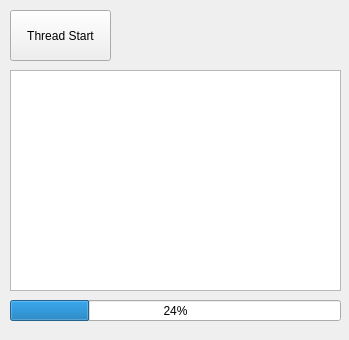
This is part1/Thread/threadApp.ui in drown-ed/IOT-miniproject as Qt 5 draws it before an edit. The edited form follows.
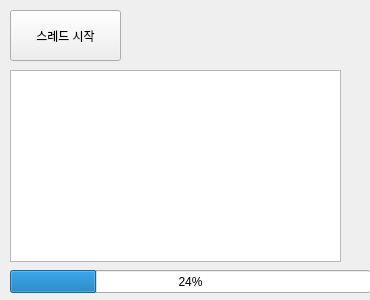
This is the edited form.

Diff of the .ui file:
```diff
--- a/part1/Thread/threadApp.ui
+++ b/part1/Thread/threadApp.ui
@@ -6,14 +6,20 @@
    <rect>
     <x>0</x>
     <y>0</y>
-    <width>349</width>
-    <height>340</height>
+    <width>370</width>
+    <height>300</height>
    </rect>
   </property>
+  <property name="minimumSize">
+   <size>
+    <width>370</width>
+    <height>300</height>
+   </size>
+  </property>
   <property name="maximumSize">
    <size>
-    <width>380</width>
-    <height>340</height>
+    <width>370</width>
+    <height>300</height>
    </size>
   </property>
   <property name="windowTitle">
@@ -24,12 +30,12 @@
     <rect>
      <x>10</x>
      <y>10</y>
-     <width>101</width>
+     <width>111</width>
      <height>51</height>
     </rect>
    </property>
    <property name="text">
-    <string>Thread Start</string>
+    <string>스레드 시작</string>
    </property>
   </widget>
   <widget class="QTextBrowser" name="txbLog">
@@ -38,7 +44,7 @@
      <x>10</x>
      <y>70</y>
      <width>331</width>
-     <height>221</height>
+     <height>192</height>
     </rect>
    </property>
   </widget>
@@ -46,17 +52,11 @@
    <property name="geometry">
     <rect>
      <x>10</x>
-     <y>300</y>
-     <width>331</width>
-     <height>21</height>
+     <y>270</y>
+     <width>361</width>
+     <height>23</height>
     </rect>
    </property>
-   <property name="maximumSize">
-    <size>
-     <width>16777215</width>
-     <height>16777215</height>
-    </size>
-   </property>
    <property name="value">
     <number>24</number>
    </property>
```
Left out of the diff: 2 changed lines with no effect on the pictures.
